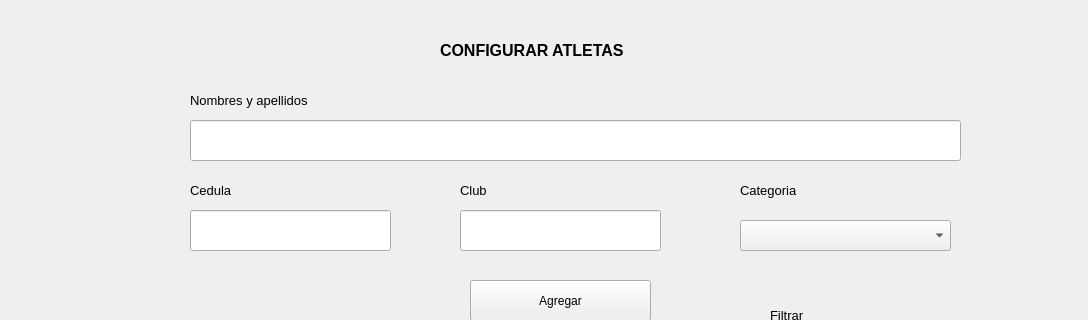
The window that qt/athletesView.ui (germang2/CrossfitTimer) describes before a commit, drawn with Qt 5; both pictures show x 0 to 1088 and y 0 to 320 of the 1088 by 764 pixel window.
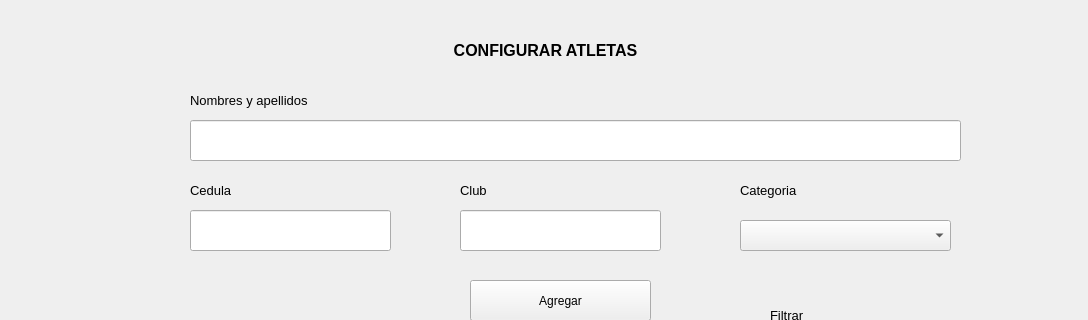
The same window after the commit.

```diff
--- a/qt/athletesView.ui
+++ b/qt/athletesView.ui
@@ -16,9 +16,9 @@
   <widget class="QLabel" name="label">
    <property name="geometry">
     <rect>
-     <x>440</x>
+     <x>10</x>
      <y>30</y>
-     <width>231</width>
+     <width>1071</width>
      <height>41</height>
     </rect>
    </property>
@@ -33,6 +33,9 @@
    <property name="text">
     <string>CONFIGURAR ATLETAS</string>
    </property>
+   <property name="alignment">
+    <set>Qt::AlignCenter</set>
+   </property>
   </widget>
   <widget class="QLabel" name="label_2">
    <property name="geometry">
```
